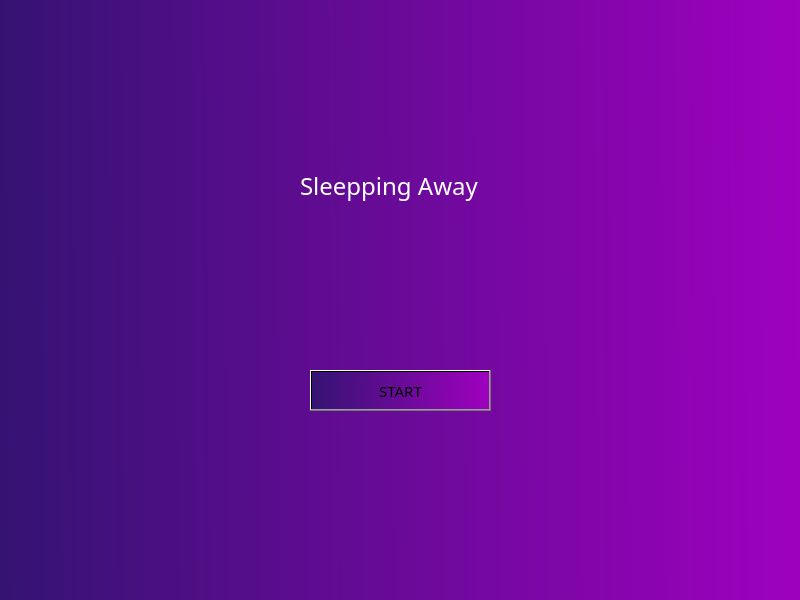
First picture: the form in PROYECTOFINAL/mainwindow.ui, repository danielrua/7, before the edit.
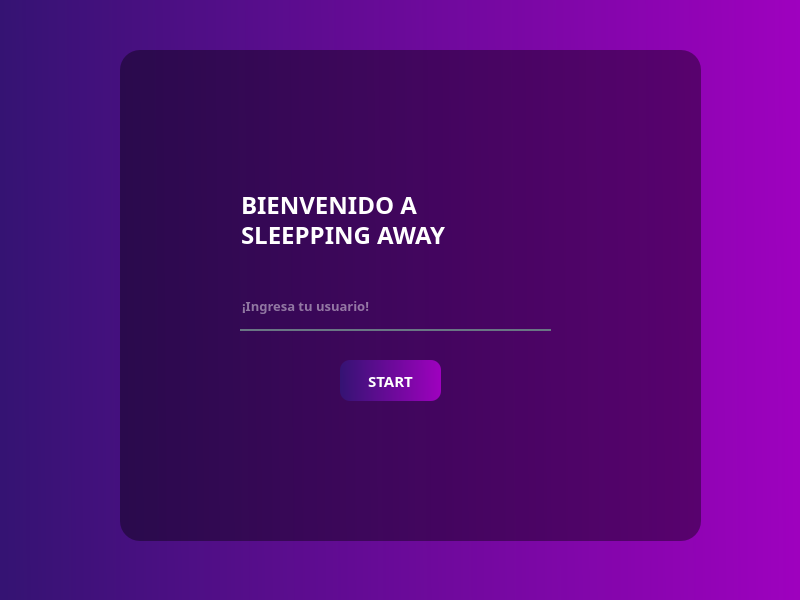
Second picture: the form after the edit. Icons and pictures are not drawn.

```diff
--- a/PROYECTOFINAL/mainwindow.ui
+++ b/PROYECTOFINAL/mainwindow.ui
@@ -20,20 +20,24 @@
    <widget class="QPushButton" name="StartButton">
     <property name="geometry">
      <rect>
-      <x>310</x>
-      <y>370</y>
-      <width>181</width>
+      <x>340</x>
+      <y>360</y>
+      <width>101</width>
       <height>41</height>
      </rect>
     </property>
     <property name="font">
      <font>
-      <family>Kamber-SemiBold</family>
+      <family>Segoe UI Black</family>
       <pointsize>11</pointsize>
+      <bold>true</bold>
      </font>
     </property>
     <property name="styleSheet">
-     <string notr="true"/>
+     <string notr="true">border-radius: 10px;
+
+color:rgb(255, 255, 255);
+</string>
     </property>
     <property name="text">
      <string>START</string>
@@ -42,16 +46,17 @@
    <widget class="QLabel" name="label">
     <property name="geometry">
      <rect>
-      <x>300</x>
-      <y>140</y>
-      <width>291</width>
+      <x>241</x>
+      <y>189</y>
+      <width>241</width>
       <height>91</height>
      </rect>
     </property>
     <property name="font">
      <font>
-      <family>Kamber-SemiBold</family>
+      <family>Segoe UI Black</family>
       <pointsize>18</pointsize>
+      <bold>true</bold>
      </font>
     </property>
     <property name="styleSheet">
@@ -59,9 +64,117 @@
 background-color: rgba(255, 255, 255, 0);</string>
     </property>
     <property name="text">
-     <string>Sleepping Away</string>
+     <string>SLEEPPING AWAY</string>
     </property>
+    <property name="textFormat">
+     <enum>Qt::MarkdownText</enum>
+    </property>
    </widget>
+   <widget class="QLabel" name="label_2">
+    <property name="geometry">
+     <rect>
+      <x>120</x>
+      <y>50</y>
+      <width>581</width>
+      <height>491</height>
+     </rect>
+    </property>
+    <property name="styleSheet">
+     <string notr="true">background-color: rgba(0, 0, 0, 100);
+border-radius:20px</string>
+    </property>
+    <property name="text">
+     <string/>
+    </property>
+   </widget>
+   <widget class="QLineEdit" name="UserBox">
+    <property name="geometry">
+     <rect>
+      <x>240</x>
+      <y>290</y>
+      <width>311</width>
+      <height>41</height>
+     </rect>
+    </property>
+    <property name="font">
+     <font>
+      <family>Yu Gothic</family>
+      <pointsize>10</pointsize>
+      <bold>true</bold>
+     </font>
+    </property>
+    <property name="styleSheet">
+     <string notr="true">background-color:rgba(0,0,0,0);
+border:none;
+border-bottom:2px solid rgba(105,118,132,255);
+color:rgba(255,255,255,230);
+padding-bottom:7px;</string>
+    </property>
+    <property name="text">
+     <string/>
+    </property>
+    <property name="placeholderText">
+     <string>¡Ingresa tu usuario!</string>
+    </property>
+   </widget>
+   <widget class="QLabel" name="label_3">
+    <property name="geometry">
+     <rect>
+      <x>241</x>
+      <y>159</y>
+      <width>241</width>
+      <height>91</height>
+     </rect>
+    </property>
+    <property name="font">
+     <font>
+      <family>Segoe UI Black</family>
+      <pointsize>18</pointsize>
+      <bold>true</bold>
+     </font>
+    </property>
+    <property name="toolTip">
+     <string>&lt;html&gt;&lt;head/&gt;&lt;body&gt;&lt;p align=&quot;center&quot;&gt;&lt;br/&gt;&lt;/p&gt;&lt;/body&gt;&lt;/html&gt;</string>
+    </property>
+    <property name="whatsThis">
+     <string>&lt;html&gt;&lt;head/&gt;&lt;body&gt;&lt;p align=&quot;center&quot;&gt;&lt;br/&gt;&lt;/p&gt;&lt;/body&gt;&lt;/html&gt;</string>
+    </property>
+    <property name="styleSheet">
+     <string notr="true">color: rgb(255, 255, 255);
+background-color: rgba(255, 255, 255, 0);</string>
+    </property>
+    <property name="text">
+     <string>BIENVENIDO A</string>
+    </property>
+    <property name="textFormat">
+     <enum>Qt::MarkdownText</enum>
+    </property>
+   </widget>
+   <widget class="QLabel" name="fondo">
+    <property name="geometry">
+     <rect>
+      <x>270</x>
+      <y>141</y>
+      <width>481</width>
+      <height>341</height>
+     </rect>
+    </property>
+    <property name="toolTip">
+     <string>&lt;html&gt;&lt;head/&gt;&lt;body&gt;&lt;p&gt;&lt;img src=&quot;:/new/files/FINALP/NAVES.png&quot;/&gt;&lt;/p&gt;&lt;/body&gt;&lt;/html&gt;</string>
+    </property>
+    <property name="styleSheet">
+     <string notr="true">background-color: rgba(255, 255, 255, 0);</string>
+    </property>
+    <property name="text">
+     <string/>
+    </property>
+   </widget>
+   <zorder>fondo</zorder>
+   <zorder>label_2</zorder>
+   <zorder>StartButton</zorder>
+   <zorder>label</zorder>
+   <zorder>UserBox</zorder>
+   <zorder>label_3</zorder>
   </widget>
  </widget>
  <resources/>
```
Left out of the diff: 6 changed lines with no effect on the pictures.
